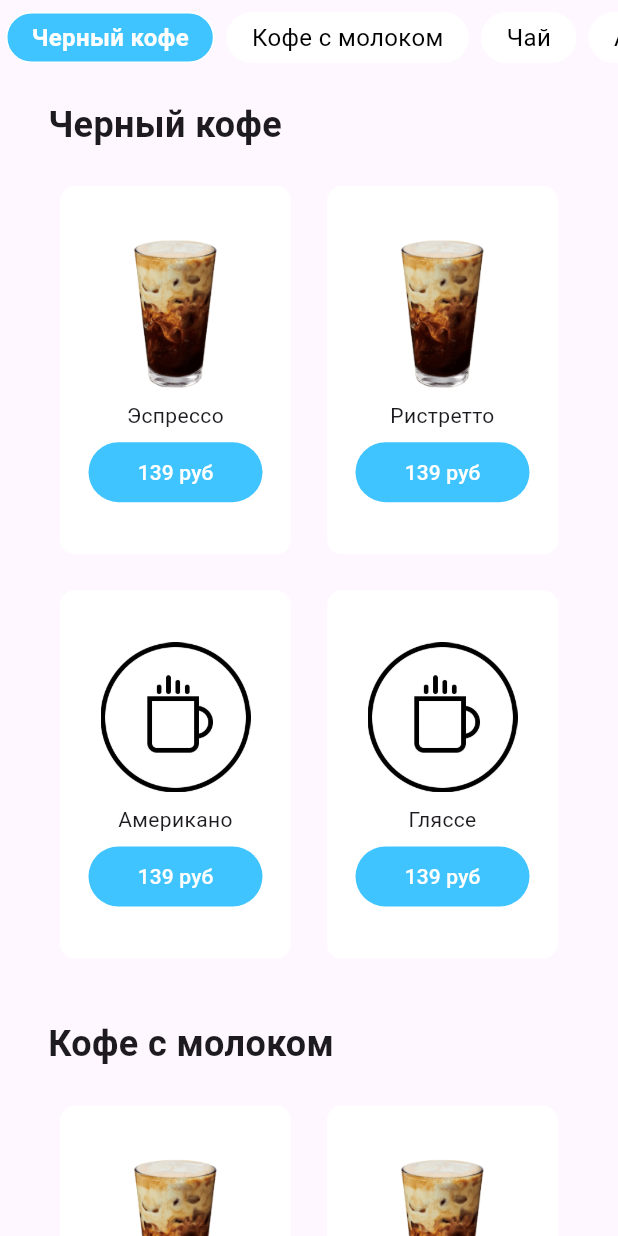
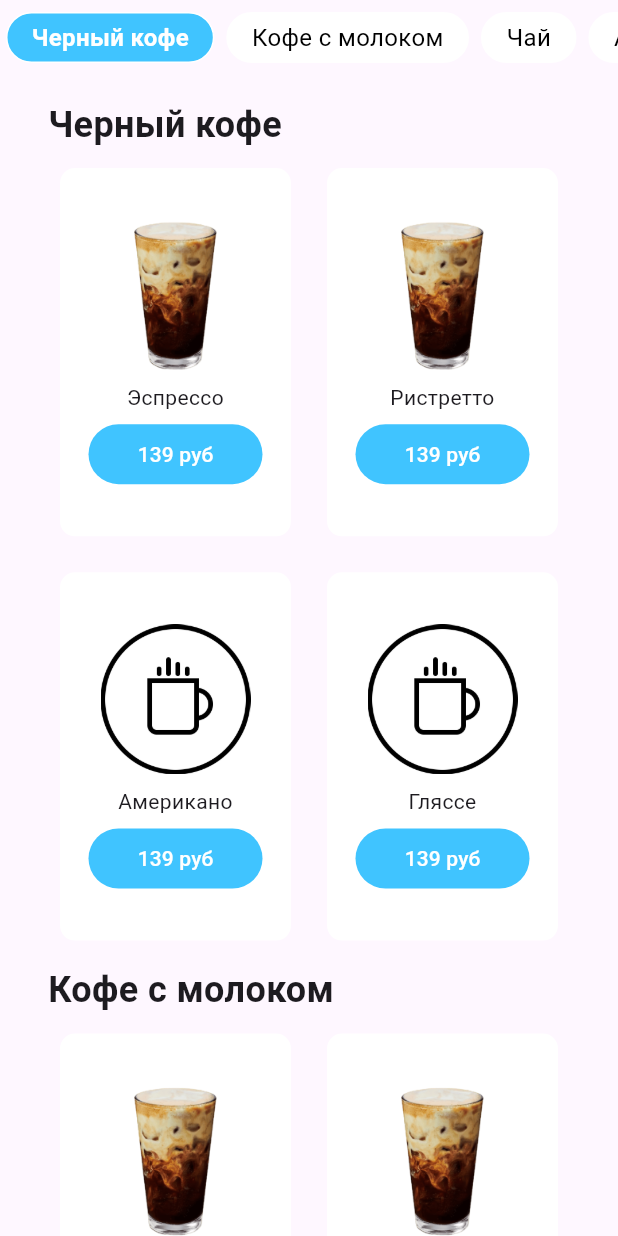
Before and after one commit to s1lda/coffee_menu, a Flutter app: the screen it shows after launch, on a phone screen of 412 x 824 dp. Run offline on Flutter 3.47's test engine with Material 3 defaults, Android fonts, the light colour scheme and no system bars.

Commit message:
fix SizedBox

```diff
--- a/lib/src/menu/menu_screencoffee.dart
+++ b/lib/src/menu/menu_screencoffee.dart
@@ -172,7 +172,7 @@ class _CoffeeHomePageState extends State<CoffeeHomePage> {
                         onBuy: () => _addToCart(product.id),
                       )).toList(),
                     ),
-                    const SizedBox(height: 32),
+                    const SizedBox(height: 8),
                     CategorySection(
                       key: categoryKeys[1],
                       title: 'Кофе с молоком',
@@ -187,7 +187,7 @@ class _CoffeeHomePageState extends State<CoffeeHomePage> {
                         onBuy: () => _addToCart(product.id),
                       )).toList(),
                     ),
-                    const SizedBox(height: 32),
+                    const SizedBox(height: 8),
                     CategorySection(
                       key: categoryKeys[2],
                       title: 'Чай',
@@ -202,7 +202,7 @@ class _CoffeeHomePageState extends State<CoffeeHomePage> {
                         onBuy: () => _addToCart(product.id),
                       )).toList(),
                     ),
-                    const SizedBox(height: 32),
+                    const SizedBox(height: 8),
                     CategorySection(
                       key: categoryKeys[3],
                       title: 'Авторские напитки',
--- a/lib/src/widgets/categorysection.dart
+++ b/lib/src/widgets/categorysection.dart
@@ -19,7 +19,7 @@ class CategorySection extends StatelessWidget {
             fontWeight: FontWeight.bold,
           ),
         ),
-        const SizedBox(height: 16),
+        const SizedBox(height: 4),
         GridView.builder(
           gridDelegate: const SliverGridDelegateWithFixedCrossAxisCount(
             crossAxisCount: 2,
```
